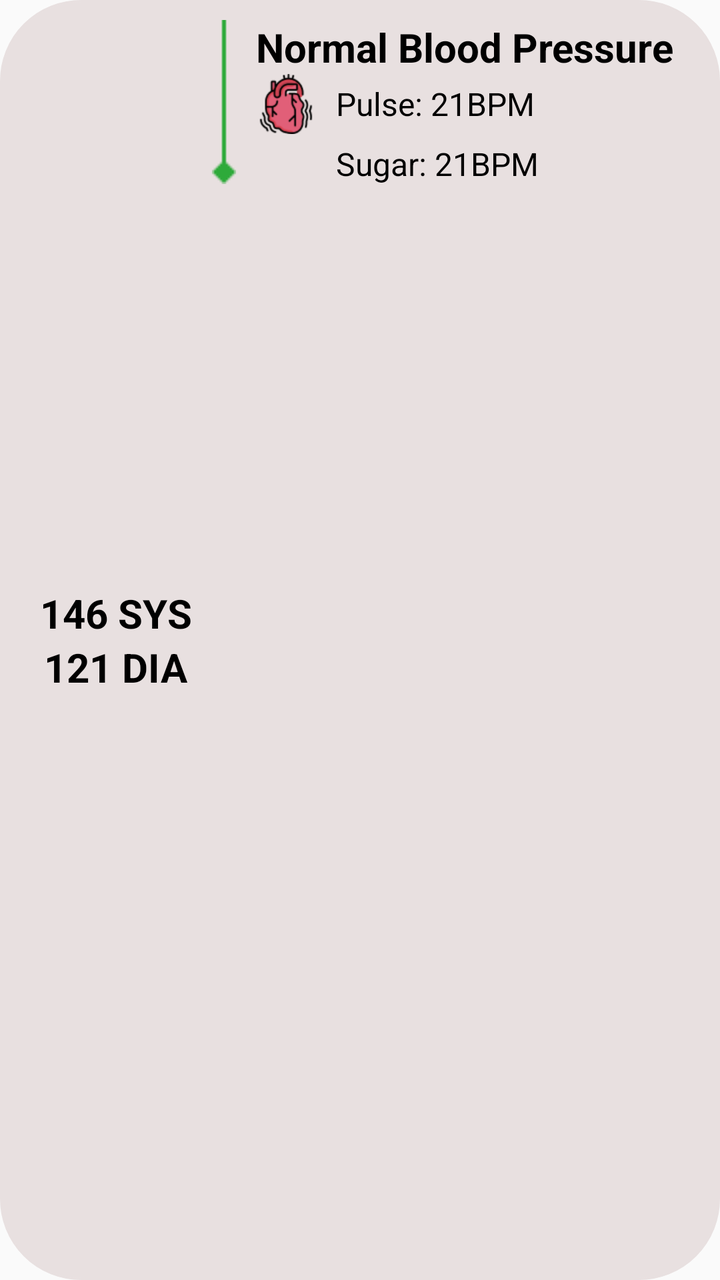
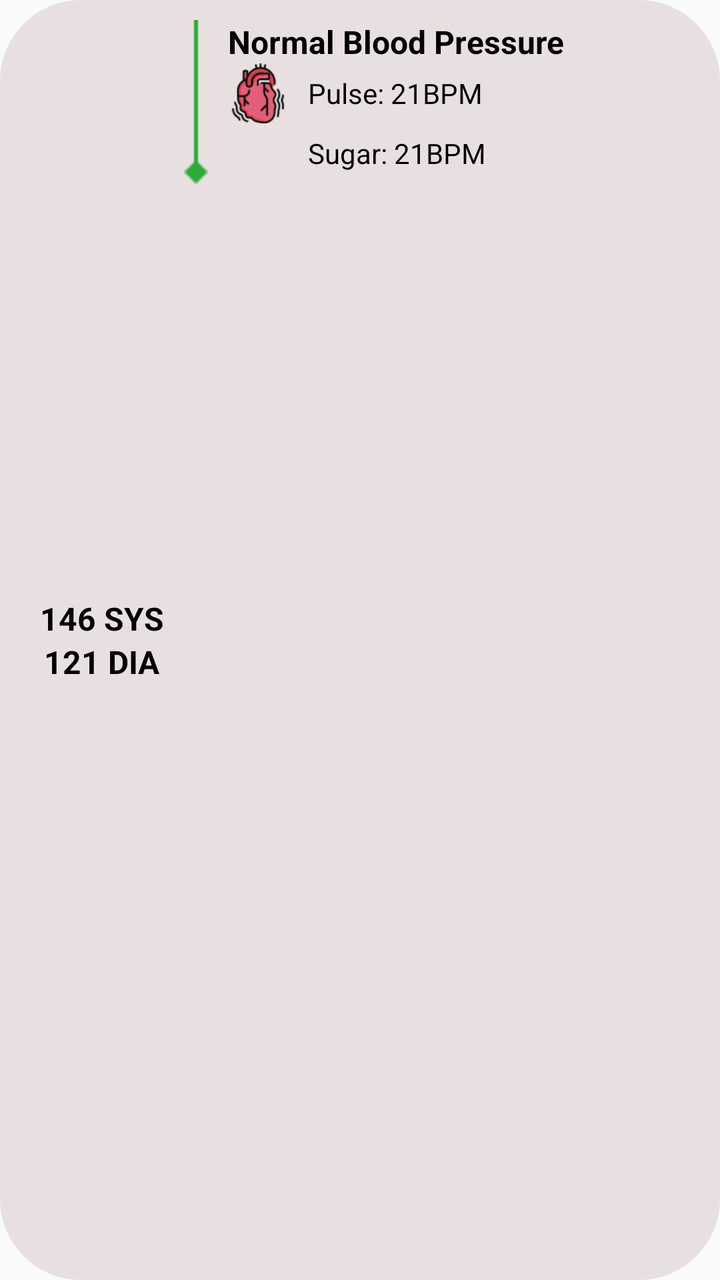

The first picture is an Android layout as it rendered before a commit; the second is the same layout after the commit. The layout source and the unified diff follow.
<!-- AndroidManifest.xml: application theme Theme.ICare -->
<!-- res/layout/itemhistory.xml -->
<?xml version="1.0" encoding="utf-8"?>
<LinearLayout xmlns:android="http://schemas.android.com/apk/res/android"
    android:layout_width="match_parent"
    android:layout_height="wrap_content"
    android:background="@drawable/backgroun_result"
    android:orientation="horizontal"
    android:layout_margin="20sp"
    android:padding="10dp">

    <LinearLayout
        android:layout_width="wrap_content"
        android:layout_height="wrap_content"
        android:layout_marginStart="10dp"
        android:gravity="center"
        android:layout_gravity="center"
        android:orientation="vertical">

        <TextView
            android:id="@+id/txtSYS"
            android:layout_width="wrap_content"
            android:layout_height="wrap_content"
            android:text="146 SYS"
            android:textColor="@color/black"
            android:textSize="20sp"
            android:textStyle="bold" />

        <TextView
            android:id="@+id/txtDIA"
            android:layout_width="wrap_content"
            android:layout_height="wrap_content"
            android:text="121 DIA"
            android:textColor="@color/black"
            android:textSize="20sp"
            android:textStyle="bold" />

    </LinearLayout>

    <ImageView
        android:layout_width="wrap_content"
        android:layout_height="wrap_content"
        android:layout_marginLeft="10dp"
        android:src="@drawable/line" />

    <LinearLayout
        android:layout_width="wrap_content"
        android:layout_height="wrap_content"
        android:layout_marginStart="10dp"
        android:orientation="vertical">

        <TextView
            android:id="@+id/txtBloodPressureRate"
            android:layout_width="wrap_content"
            android:layout_height="wrap_content"
            android:text="Normal Blood Pressure"
            android:textColor="@color/black"
            android:textSize="20sp"
            android:textStyle="bold" />

        <LinearLayout
            android:layout_width="wrap_content"
            android:layout_height="wrap_content"
            android:gravity="center"
            android:orientation="horizontal">

            <ImageView
                android:layout_width="30dp"
                android:layout_height="30dp"
                android:src="@drawable/heaty_actual" />

            <TextView
                android:id="@+id/txtPulse"
                android:layout_width="wrap_content"
                android:layout_height="wrap_content"
                android:layout_marginStart="10dp"
                android:text="Pulse: 21BPM"
                android:textColor="@color/black"
                android:textSize="16sp" />
        </LinearLayout>
        <LinearLayout
            android:layout_width="wrap_content"
            android:layout_height="wrap_content"
            android:gravity="center"
            android:orientation="horizontal">

            <ImageView
                android:layout_width="30dp"
                android:layout_height="30dp"
                android:visibility="invisible"
                android:src="@drawable/heaty_actual" />

            <TextView
                android:id="@+id/txtSugar"
                android:layout_width="wrap_content"
                android:layout_height="wrap_content"
                android:layout_marginStart="10dp"
                android:text="Sugar: 21BPM"
                android:textColor="@color/black"
                android:textSize="16sp" />
        </LinearLayout>



    </LinearLayout>


</LinearLayout>
<!-- resources referenced by this layout -->
<resources>
  <color name="black">#000000</color>
  <!-- drawable backgroun_result (drawable) -->
  <?xml version="1.0" encoding="utf-8"?>
  <shape xmlns:android="http://schemas.android.com/apk/res/android">
      <solid android:color="@color/colorGrey" />
  
      <stroke
          android:width="1dp"
          android:color="@color/colorGrey" />
  
      <corners android:radius="40dp" />
  </shape>
  <!-- drawable heaty_actual: png bitmap (drawable, 4050 bytes) -->
  <!-- drawable line: png bitmap (drawable, 251 bytes) -->
  <style name="Theme.ICare" parent="Theme.MaterialComponents.Light.NoActionBar.Bridge">
          
          <item name="colorPrimary">@color/themeBlue</item>
          <item name="colorPrimaryVariant">@color/themeBlue</item>
          <item name="colorOnPrimary">@color/white</item>
          
          <item name="colorSecondary">@color/colorBackGroundEdittext</item>
          <item name="colorSecondaryVariant">@color/colorBackGroundEdittext</item>
          <item name="colorOnSecondary">@color/black</item>
          
          <item name="android:statusBarColor">@color/themeBlue</item>
          
      </style>
  <color name="colorGrey">#E8E0E0</color>
  <color name="themeBlue">#00A3FF</color>
  <color name="white">#FFFFFFFF</color>
  <color name="colorBackGroundEdittext">#526278</color>
</resources>

<!-- the commit's change to res/layout/itemhistory.xml (unified diff, before → after) -->
@@ -21,7 +21,7 @@
             android:layout_height="wrap_content"
             android:text="146 SYS"
             android:textColor="@color/black"
-            android:textSize="20sp"
+            android:textSize="16sp"
             android:textStyle="bold" />
 
         <TextView
@@ -30,7 +30,7 @@
             android:layout_height="wrap_content"
             android:text="121 DIA"
             android:textColor="@color/black"
-            android:textSize="20sp"
+            android:textSize="16sp"
             android:textStyle="bold" />
 
     </LinearLayout>
@@ -53,7 +53,7 @@
             android:layout_height="wrap_content"
             android:text="Normal Blood Pressure"
             android:textColor="@color/black"
-            android:textSize="20sp"
+            android:textSize="16sp"
             android:textStyle="bold" />
 
         <LinearLayout
@@ -74,7 +74,7 @@
                 android:layout_marginStart="10dp"
                 android:text="Pulse: 21BPM"
                 android:textColor="@color/black"
-                android:textSize="16sp" />
+                android:textSize="14sp" />
         </LinearLayout>
         <LinearLayout
             android:layout_width="wrap_content"
@@ -95,7 +95,7 @@
                 android:layout_marginStart="10dp"
                 android:text="Sugar: 21BPM"
                 android:textColor="@color/black"
-                android:textSize="16sp" />
+                android:textSize="14sp" />
         </LinearLayout>
 
 
